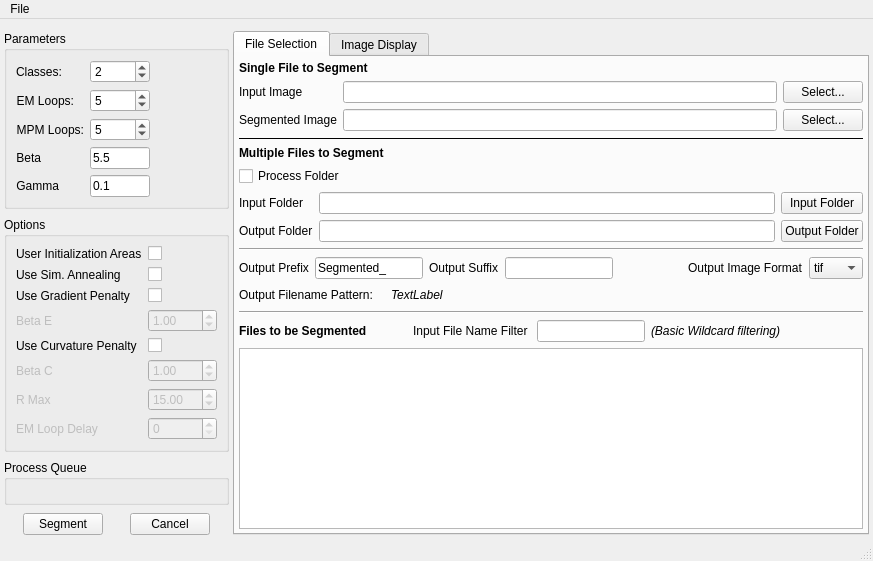
The window that Code/EmMpmGui/UI_Files/EmMpmGui.ui (BlueQuartzSoftware/EMMPMWorkbench) describes before a commit, drawn with Qt 5.
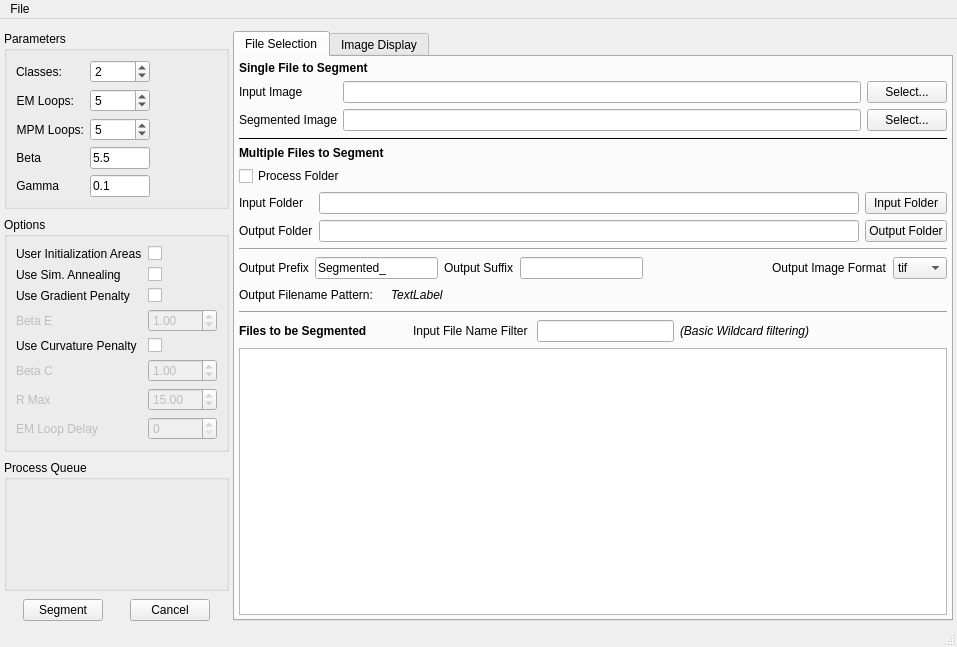
The same window after the commit. Icons and pictures are not drawn. Custom widgets are drawn as their Qt base class.

Commit message: Committing working changes to the GUI and other areas while the multi-threaded bug is tracked down

Diff of the .ui file:
```diff
--- a/Code/EmMpmGui/UI_Files/EmMpmGui.ui
+++ b/Code/EmMpmGui/UI_Files/EmMpmGui.ui
@@ -6,8 +6,8 @@
    <rect>
     <x>0</x>
     <y>0</y>
-    <width>873</width>
-    <height>560</height>
+    <width>957</width>
+    <height>647</height>
    </rect>
   </property>
   <property name="sizePolicy">
@@ -1394,8 +1394,8 @@
     <rect>
      <x>0</x>
      <y>0</y>
-     <width>873</width>
-     <height>21</height>
+     <width>957</width>
+     <height>22</height>
     </rect>
    </property>
    <widget class="QMenu" name="menuFile">
```
Left out of the diff: 60 changed lines with no effect on the pictures. The commit also changes 5 other files.
